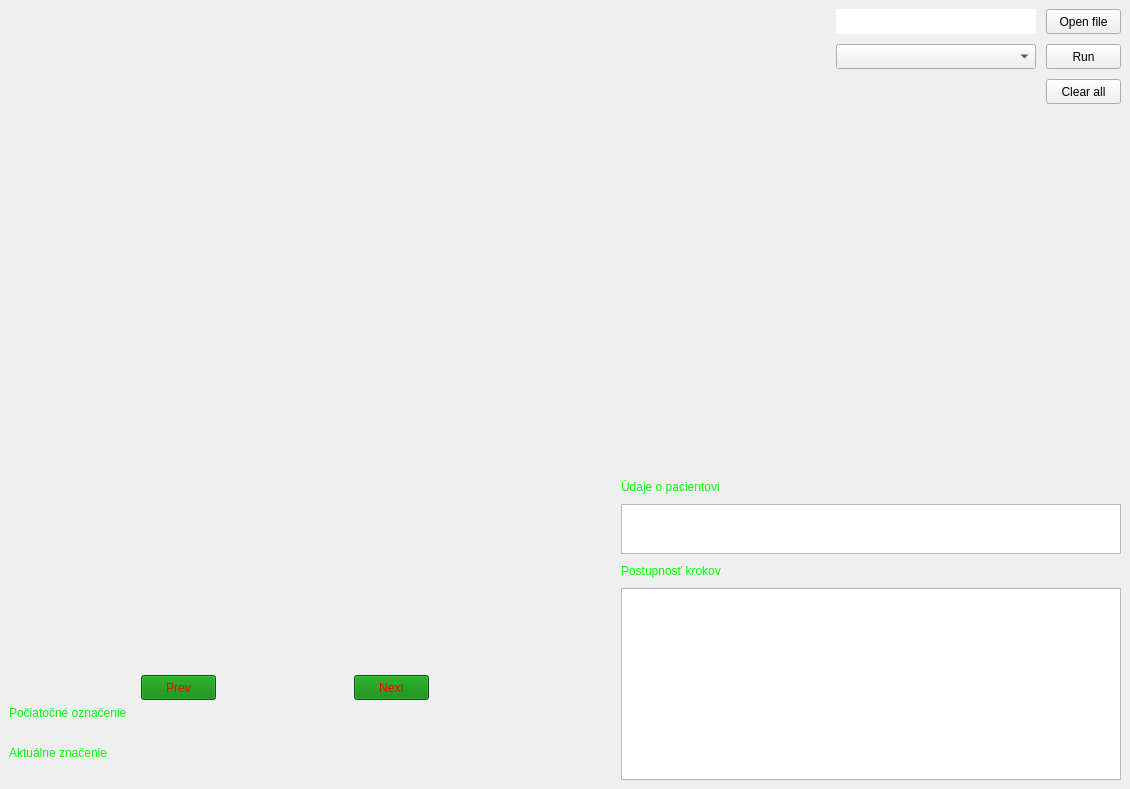
Above: gui/responsive.ui from PavolHradsky/PIS-bonus before the change. Below: the same form after it.
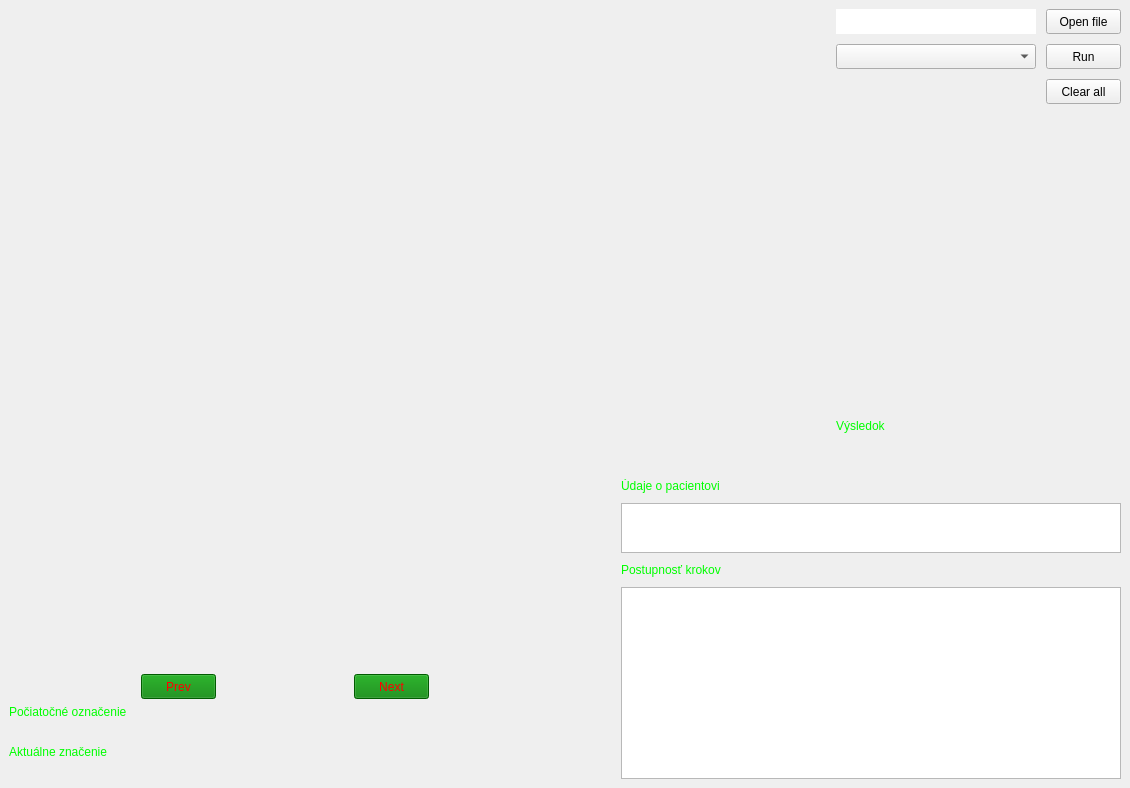
That is the form after the change.

The edit to the form file:
```diff
--- a/gui/responsive.ui
+++ b/gui/responsive.ui
@@ -7,7 +7,7 @@
     <x>0</x>
     <y>0</y>
     <width>1130</width>
-    <height>789</height>
+    <height>788</height>
    </rect>
   </property>
   <property name="windowTitle">
@@ -321,7 +321,7 @@
        </spacer>
       </item>
       <item>
-       <layout class="QVBoxLayout" name="verticalLayout" stretch="1,1,0,0,6">
+       <layout class="QVBoxLayout" name="verticalLayout" stretch="1,1,0,0,6,0">
         <property name="spacing">
          <number>10</number>
         </property>
@@ -510,6 +510,30 @@
           </property>
          </spacer>
         </item>
+        <item>
+         <layout class="QHBoxLayout" name="horizontalLayout_2">
+          <item>
+           <widget class="QLabel" name="label_4">
+            <property name="styleSheet">
+             <string notr="true">color: #00FF00;</string>
+            </property>
+            <property name="text">
+             <string>Výsledok</string>
+            </property>
+           </widget>
+          </item>
+          <item>
+           <widget class="QLabel" name="defuzzyfication_label">
+            <property name="styleSheet">
+             <string notr="true">color: #00FF00;</string>
+            </property>
+            <property name="text">
+             <string/>
+            </property>
+           </widget>
+          </item>
+         </layout>
+        </item>
        </layout>
       </item>
      </layout>
```
